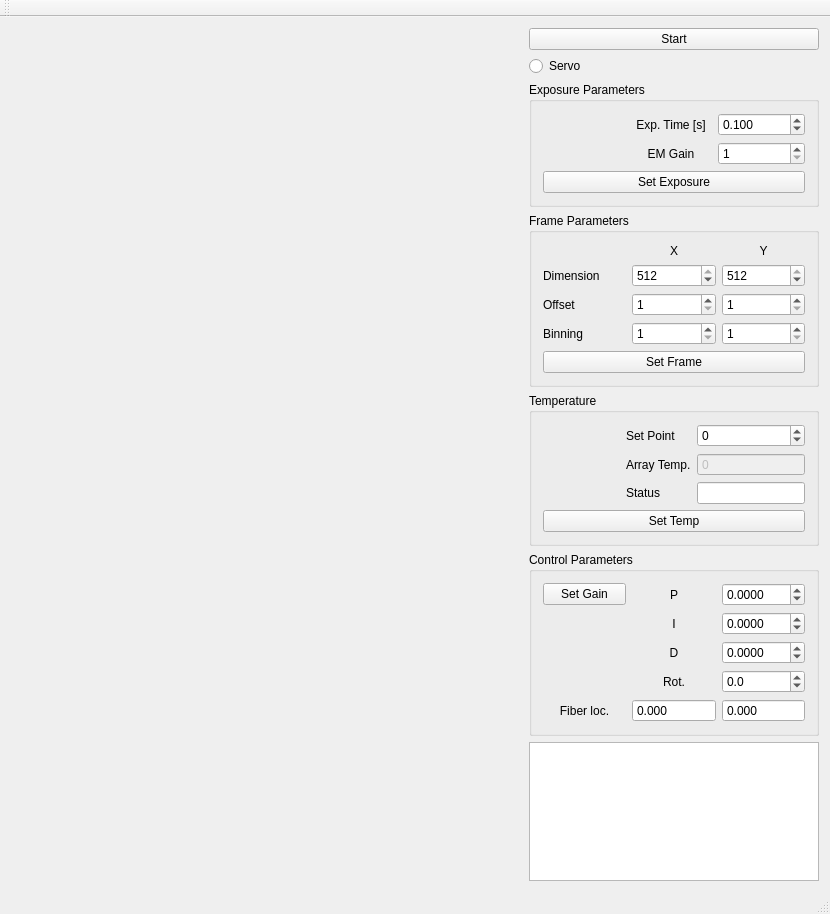
tmccrack/cameraLibrary, file src/fttMainWindow.ui: the form before one commit.
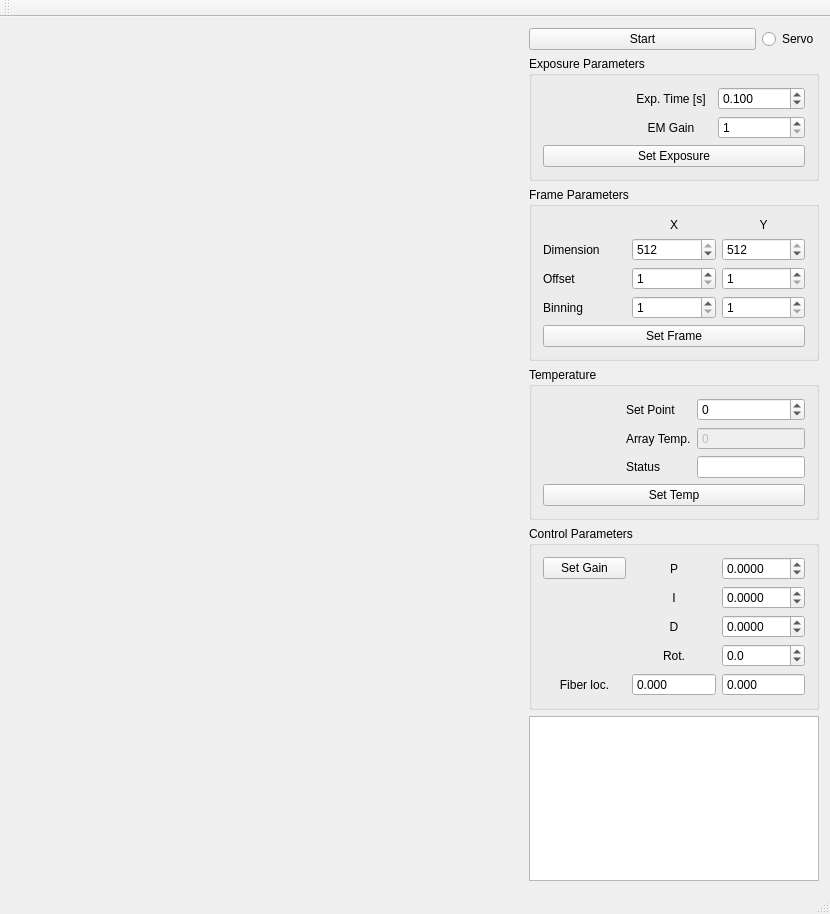
The form after the commit.

The edit to the form file:
```diff
--- a/src/fttMainWindow.ui
+++ b/src/fttMainWindow.ui
@@ -58,8 +58,8 @@
           </property>
          </widget>
         </item>
-        <item row="5" column="0">
-         <widget class="QRadioButton" name="radioButton">
+        <item row="4" column="1">
+         <widget class="QRadioButton" name="rad_ToggleServo">
           <property name="text">
            <string>Servo</string>
           </property>
```
